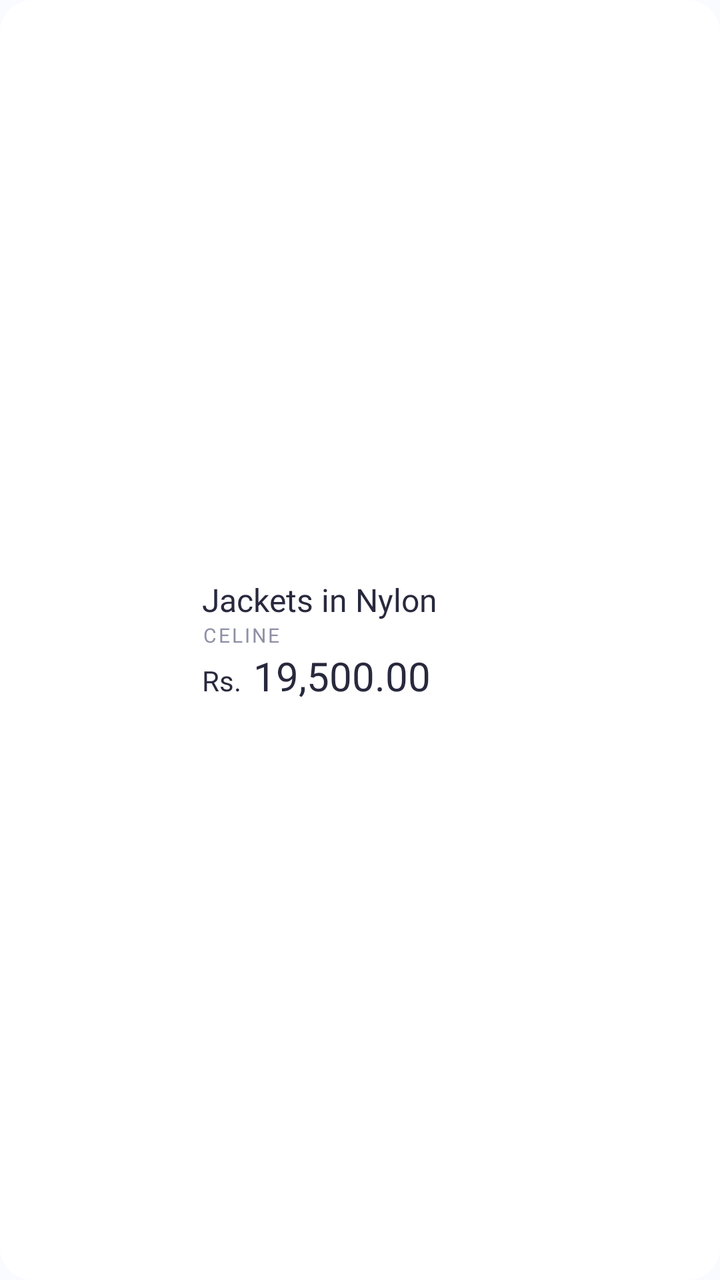
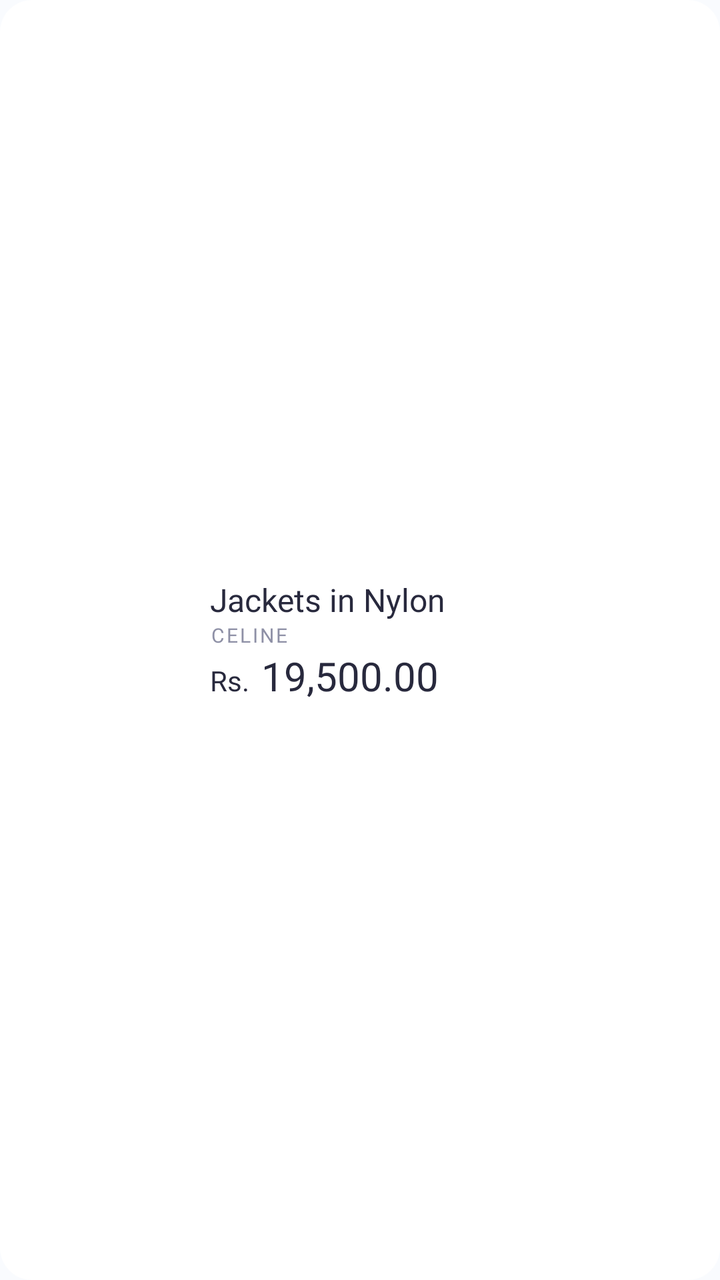

Screens rendered from an Android XML layout before and after an edit, with the pre-edit source and the edit as a unified diff.
<!-- AndroidManifest.xml: application theme Theme.XMLApp -->
<!-- res/layout/item_popular_product.xml -->
<?xml version="1.0" encoding="utf-8"?>
<androidx.constraintlayout.widget.ConstraintLayout xmlns:android="http://schemas.android.com/apk/res/android"
    xmlns:app="http://schemas.android.com/apk/res-auto"
    android:layout_width="match_parent"
    android:layout_height="wrap_content"
    android:background="@drawable/bg_surface_16"
    android:padding="16dp">

    <FrameLayout
        android:id="@+id/flImageContainer"
        android:layout_width="77dp"
        android:layout_height="77dp"
        app:layout_constraintBottom_toBottomOf="parent"
        app:layout_constraintStart_toStartOf="parent"
        app:layout_constraintTop_toTopOf="parent">

        <com.google.android.material.imageview.ShapeableImageView
            android:id="@+id/ivProductImage"
            android:layout_width="match_parent"
            android:layout_height="match_parent"
            android:scaleType="centerCrop"
            app:shapeAppearanceOverlay="@style/RoundedImage" />
    </FrameLayout>

    <LinearLayout
        android:id="@+id/ProductDetailsContainer"
        android:layout_width="wrap_content"
        android:layout_height="wrap_content"
        android:orientation="vertical"
        android:paddingHorizontal="8dp"
        app:layout_constraintBottom_toBottomOf="@id/flImageContainer"
        app:layout_constraintStart_toEndOf="@id/flImageContainer"
        app:layout_constraintTop_toTopOf="@id/flImageContainer">

        <TextView
            android:id="@+id/tvName"
            android:layout_width="wrap_content"
            android:layout_height="wrap_content"
            android:ellipsize="end"
            android:fontFamily="@font/source_sans_semibold"
            android:maxLines="1"
            android:text="Jackets in Nylon"
            android:textColor="@color/textDark400"
            android:textSize="16sp" />

        <TextView
            android:id="@+id/tvBrand"
            android:layout_width="wrap_content"
            android:layout_height="wrap_content"
            android:fontFamily="@font/source_sans_regular"
            android:letterSpacing="0.1"
            android:text="CELINE"
            android:textColor="@color/textDark200"
            android:textSize="10sp" />

        <LinearLayout
            android:layout_width="wrap_content"
            android:layout_height="wrap_content"
            android:orientation="horizontal">

            <TextView
                android:id="@+id/tvRs"
                android:layout_width="wrap_content"
                android:layout_height="wrap_content"
                android:fontFamily="@font/source_sans_regular"
                android:text="Rs."
                android:textColor="@color/textDark400"
                android:textSize="14sp" />

            <TextView
                android:id="@+id/tvPrice"
                android:layout_width="wrap_content"
                android:layout_height="wrap_content"
                android:fontFamily="@font/source_sans_semibold"
                android:paddingHorizontal="6dp"
                android:text="19,500.00"
                android:textColor="@color/textDark400"
                android:textSize="20sp" />
        </LinearLayout>
    </LinearLayout>
</androidx.constraintlayout.widget.ConstraintLayout>
<!-- resources referenced by this layout -->
<resources>
  <color name="textDark200">#8E90A6</color>
  <color name="textDark400">#28293D</color>
  <!-- drawable bg_surface_16 (drawable) -->
  <?xml version="1.0" encoding="utf-8"?>
  <shape xmlns:android="http://schemas.android.com/apk/res/android">
      <corners
          android:bottomLeftRadius="16dp"
          android:bottomRightRadius="16dp"
          android:topLeftRadius="16dp"
          android:topRightRadius="16dp"
          />
      <solid android:color="@color/surface"/>
  </shape>
  <style name="RoundedImage">
          <item name="cornerFamily">rounded</item>
          <item name="cornerSize">12dp</item>
      </style>
  <style name="Theme.XMLApp" parent="Base.Theme.XMLApp" />
  <color name="surface">#FFFFFF</color>
  <color name="primaryGreen">#2ABB00</color>
  <color name="secondaryGreen">#C6F09E</color>
  <color name="textDark">#263238</color>
  <style name="AppPopupMenu" parent="Widget.Material3.PopupMenu">
          <item name="android:popupBackground">@drawable/bg_popup_menus</item>
          <item name="android:itemTextAppearance">@style/PopupMenuText</item>
          <item name="android:textAppearance">@style/PopupMenuText</item>
      </style>
  <color name="offWhiteBackground">#F9FBFE</color>
  <style name="ThemeOverlay.XMLApp.MaterialAlertDialog" parent="ThemeOverlay.Material3.MaterialAlertDialog">
  
          <item name="colorPrimary">@color/primaryGreen</item>
          <item name="colorSecondary">@color/secondaryGreen</item>
  
          <item name="colorSurface">@color/surface</item>
          <item name="colorOnSurface">@color/textDark</item>
          <item name="colorOnSurfaceVariant">@color/lightGrey</item>
  
          <item name="alertDialogStyle">
              @style/MaterialAlertDialog.XMLApp
          </item>
  
          <item name="materialAlertDialogTitleTextStyle">
              @style/MaterialAlertDialog.XMLApp.Title
          </item>
  
          <item name="buttonBarPositiveButtonStyle">
              @style/Widget.XMLApp.DialogButton
          </item>
  
          <item name="buttonBarNegativeButtonStyle">
              @style/Widget.XMLApp.DialogButton
          </item>
      </style>
  <!-- drawable bg_popup_menus (drawable) -->
  <?xml version="1.0" encoding="utf-8"?>
  <shape xmlns:android="http://schemas.android.com/apk/res/android">
      <solid android:color="@color/surface"/>
  
      <corners android:radius="12dp" />
  
      <padding
          android:left="0dp"
          android:right="0dp"
          android:bottom="0dp"
          android:top="0dp"
          />
  </shape>
  <style name="PopupMenuText" parent="TextAppearance.Material3.BodyLarge">
          <item name="android:fontFamily">@font/source_sans_regular</item>
          <item name="fontFamily">@font/source_sans_regular</item>
          <item name="android:textSize">8sp</item>
          <item name="android:textColor">@color/textDark400</item>
          <item name="android:letterSpacing">0.02</item>
      </style>
  <color name="lightGrey">#555770</color>
  <style name="MaterialAlertDialog.XMLApp" parent="MaterialAlertDialog.Material3">
  
          <item name="shapeAppearance">
              @style/ShapeAppearance.XMLApp.Dialog
          </item>
      </style>
  <style name="MaterialAlertDialog.XMLApp.Title" parent="MaterialAlertDialog.Material3.Title.Text">
  
          <item name="android:textColor">@color/primaryGreenDark</item>
      </style>
  <style name="Widget.XMLApp.DialogButton" parent="Widget.Material3.Button.TextButton.Dialog">
  
          <item name="android:textColor">@color/primaryGreenDark</item>
      </style>
  <style name="ShapeAppearance.XMLApp.Dialog" parent="ShapeAppearance.Material3.MediumComponent">
  
          <item name="cornerFamily">rounded</item>
          <item name="cornerSize">16dp</item>
      </style>
  <color name="primaryGreenDark">#1FAC00</color>
  <!-- unchanged entries left out for length: 1 -->
</resources>

<!-- the commit's change to res/layout/item_popular_product.xml (unified diff, before → after) -->
@@ -27,7 +27,7 @@
         android:layout_width="wrap_content"
         android:layout_height="wrap_content"
         android:orientation="vertical"
-        android:paddingHorizontal="8dp"
+        android:paddingHorizontal="12dp"
         app:layout_constraintBottom_toBottomOf="@id/flImageContainer"
         app:layout_constraintStart_toEndOf="@id/flImageContainer"
         app:layout_constraintTop_toTopOf="@id/flImageContainer">
